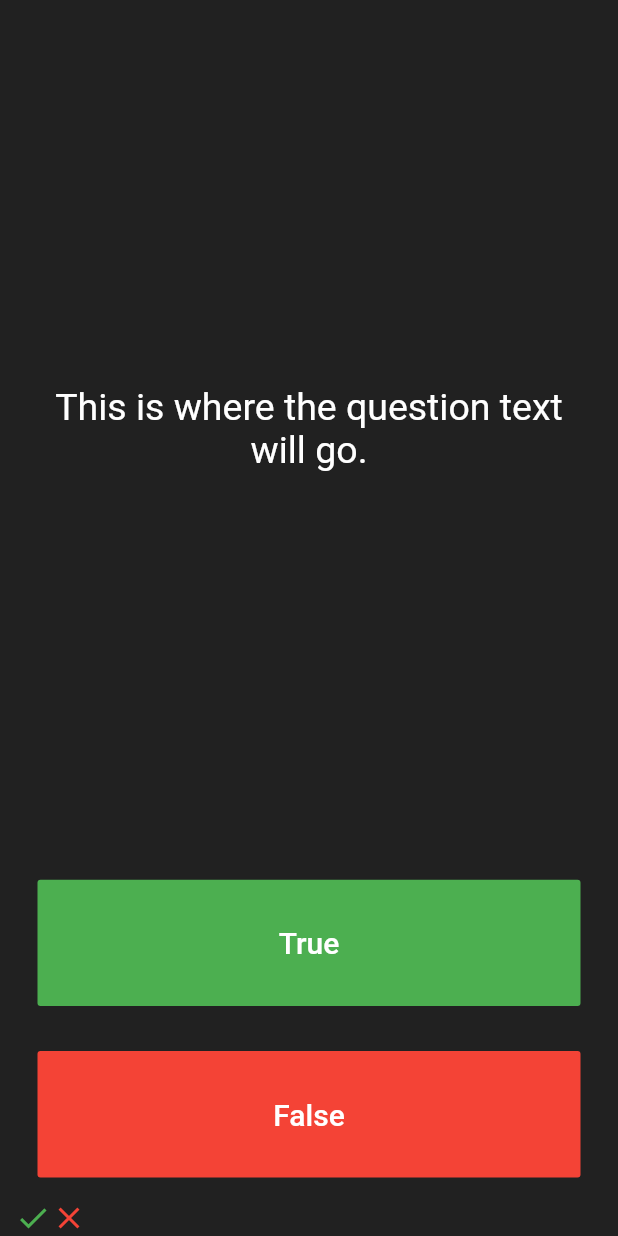
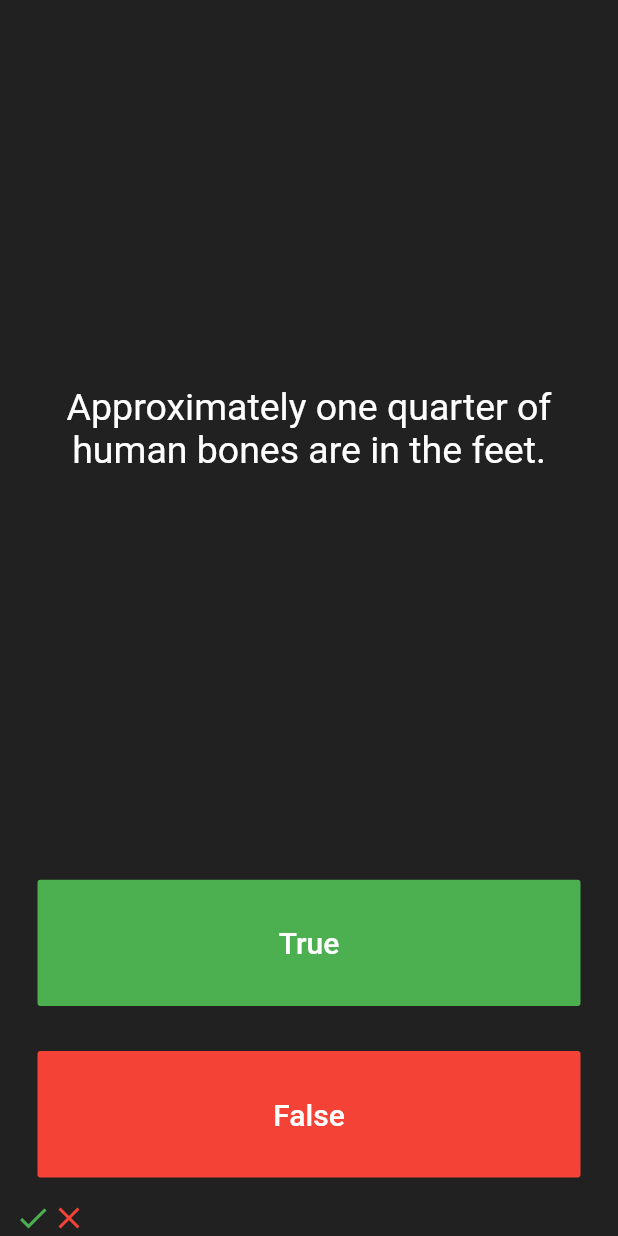
Before and after one commit to Jowooseok/fluuterStudy, a Flutter app: the screen it shows after launch, after a tap on "True", on a phone screen of 412 x 824 dp. Run offline on Flutter 3.47's test engine with Material 2 defaults, Android fonts, the phone set to English and light mode, and no system bars.

Commit message:
question dart file add

```diff
--- a/fluuter_study/lib/main.dart
+++ b/fluuter_study/lib/main.dart
@@ -1,4 +1,5 @@
 import 'package:flutter/material.dart';
+import 'question.dart';
 
 void main() => runApp(Quizzler());
 
@@ -25,16 +26,17 @@ class QuizPage extends StatefulWidget {
 }
 
 class _QuizPageState extends State<QuizPage> {
-  List<Icon> scoreKeeper = [
-    Icon(
-      Icons.check,
-      color: Colors.green,
-    ),
-    Icon(
-      Icons.close,
-      color: Colors.red,
-    ),
+  List<Icon> scoreKeeper = [];
+
+  List<Question> questionBank = [
+    Question(q: 'You can lead a cow down stairs but not up stairs.', a: false),
+    Question(
+        q: 'Approximately one quarter of human bones are in the feet.',
+        a: true),
+    Question(q: 'A slug\'s blood is green.', a: true)
   ];
+
+  int questionNumber = 0;
 
   @override
   Widget build(BuildContext context) {
@@ -48,7 +50,7 @@ class _QuizPageState extends State<QuizPage> {
             padding: EdgeInsets.all(10.0),
             child: Center(
               child: Text(
-                'This is where the question text will go.',
+                questionBank[questionNumber].questionText,
                 textAlign: TextAlign.center,
                 style: TextStyle(
                   fontSize: 25.0,
@@ -72,13 +74,19 @@ class _QuizPageState extends State<QuizPage> {
                 ),
               ),
               onPressed: () {
-                //The user picked true.
-                scoreKeeper.add(
-                  Icon(
-                    Icons.check,
-                    color: Colors.green,
-                  ),
-                );
+                bool correctAnswer = questionBank[questionNumber].questionAnser;
+
+                if (correctAnswer == true) {
+                  print('user got it right!');
+                } else {
+                  print('user git it wrong!');
+                }
+
+                setState(() {
+                  if (questionNumber < 2) {
+                    questionNumber++;
+                  }
+                });
               },
             ),
           ),
@@ -97,20 +105,37 @@ class _QuizPageState extends State<QuizPage> {
               ),
               onPressed: () {
                 //The user picked false.
+
+                bool correctAnswer = questionBank[questionNumber].questionAnser;
+
+                if (correctAnswer == false) {
+                  print('user got it right!');
+                } else {
+                  print('user git it wrong!');
+                }
+
+                setState(() {
+                  if (questionNumber < 2) {
+                    questionNumber++;
+                  }
+                });
               },
             ),
           ),
         ),
         Row(
-          children: scoreKeeper,
+          children: [
+            Icon(
+              Icons.check,
+              color: Colors.green,
+            ),
+            Icon(
+              Icons.close,
+              color: Colors.red,
+            )
+          ],
         ),
       ],
     );
   }
 }
-
-/*
-question1: 'You can lead a cow down stairs but not up stairs.', false,
-question2: 'Approximately one quarter of human bones are in the feet.', true,
-question3: 'A slug\'s blood is green.', true,
-*/
--- /dev/null
+++ b/fluuter_study/lib/question.dart
@@ -0,0 +1,9 @@
+class Question {
+  String questionText;
+  bool questionAnser;
+
+  Question({String q, bool a}) {
+    questionText = q;
+    questionAnser = a;
+  }
+}
```
